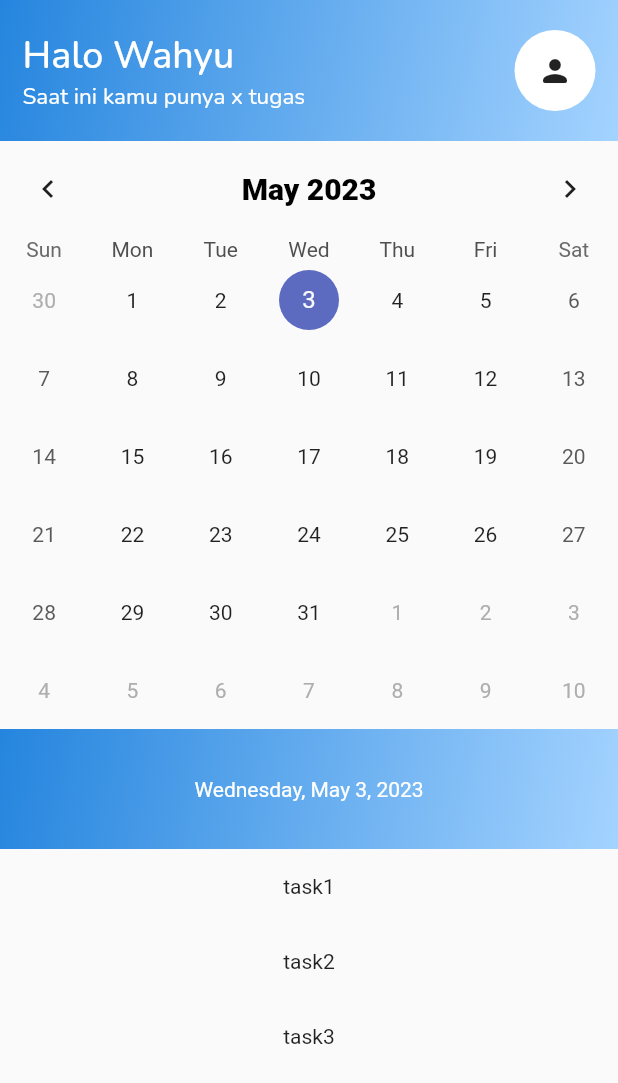
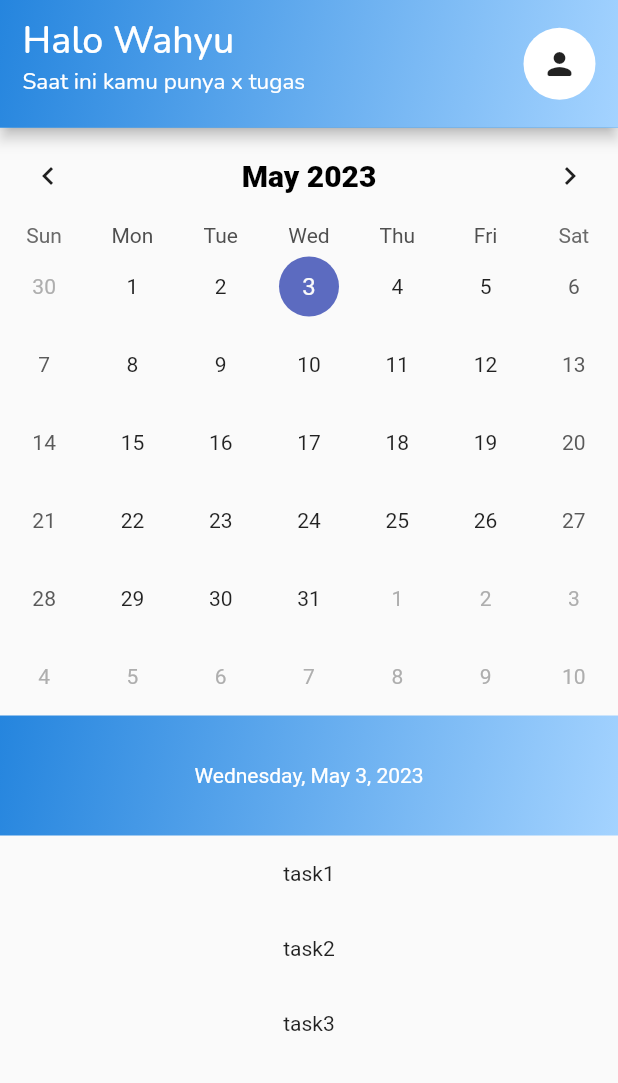
Before and after one commit to Kelompok3PmobUA/fixfixpalingceunah, a Flutter app: the CalenderPage screen opened directly, on a phone screen of 412 x 824 dp. Shown: the top 1083 px of the screen. Run offline on Flutter 3.47's test engine with Material 2 defaults, Android fonts, the phone set to English and light mode, and no system bars; drawn by our look-alikes of table_calendar; our stand-ins replace flutter_slidable, google_nav_bar, image_picker, page_transition; missing offline and left inert: dart:ffi.

```diff
--- a/lib/screens/calenderpage.dart
+++ b/lib/screens/calenderpage.dart
@@ -5,7 +5,6 @@ import 'package:google_nav_bar/google_nav_bar.dart';
 import 'package:project/screens/home.dart';
 import 'package:project/screens/social_page.dart';
 import 'package:intl/intl.dart';
-
 import '../utilities/publicAppBar.dart';
 
 class CalenderPage extends StatefulWidget {
@@ -29,10 +28,13 @@ class _CalenderPage extends State<CalenderPage> {
   @override
   Widget build(BuildContext context) {
     return Scaffold(
+      appBar: PreferredSize(
+        child: PublicAppBar(),
+        preferredSize: Size.fromHeight(85),
+      ),
       body: SafeArea(
         child: ListView(
           children: [
-            AppBars(elevation: 0, flexibleSpace: Container()),
             TableCalendar(
               firstDay: DateTime.utc(2010, 10, 20),
               lastDay: DateTime.utc(2040, 10, 20),
--- a/lib/screens/social_page.dart
+++ b/lib/screens/social_page.dart
@@ -20,6 +20,10 @@ class _SocialPage extends State<SocialPage> {
   @override
   Widget build(BuildContext context) {
     return Scaffold(
+      appBar: PreferredSize(
+        child: PublicAppBar(),
+        preferredSize: Size.fromHeight(85),
+      ),
       floatingActionButton: FloatingActionButton(
         // Adding task
         onPressed: () {
@@ -33,7 +37,6 @@ class _SocialPage extends State<SocialPage> {
       body: SafeArea(
         child: ListView(
           children: [
-            AppBars(elevation: 0, flexibleSpace: Container()),
             // Search Bar
             Row(mainAxisAlignment: MainAxisAlignment.spaceEvenly, children: [
               InkWell(
--- a/lib/utilities/publicAppBar.dart
+++ b/lib/utilities/publicAppBar.dart
@@ -1,13 +1,14 @@
 import 'package:flutter/material.dart';
 
-class AppBars extends StatelessWidget {
-  const AppBars(
-      {super.key, required int elevation, required Container flexibleSpace});
+class PublicAppBar extends StatelessWidget {
+  const PublicAppBar({super.key});
 
   @override
   Widget build(BuildContext context) {
-    return SafeArea(
-      child: Container(
+    return AppBar(
+      automaticallyImplyLeading: false,
+      flexibleSpace: FlexibleSpaceBar(
+        background: Container(
           decoration: BoxDecoration(
             gradient: LinearGradient(
               begin: Alignment.topLeft,
@@ -15,17 +16,19 @@ class AppBars extends StatelessWidget {
               colors: [
                 Color(0xFF2585DE),
                 Color(0xFFA4D3FF),
-              ]),
+              ],
             ),
+          ),
+          child: SafeArea(
             child: Padding(
-          padding: const EdgeInsets.symmetric(horizontal: 15),
+              padding: EdgeInsets.symmetric(horizontal: 15),
               child: Row(
                 mainAxisAlignment: MainAxisAlignment.spaceBetween,
                 children: [
                   Column(
                     crossAxisAlignment: CrossAxisAlignment.start,
                     children: [
-                  SizedBox(height: 20),
+                      SizedBox(height: 10),
                       // Profila Name
                       Text(
                         "Halo Wahyu",
@@ -50,24 +53,21 @@ class AppBars extends StatelessWidget {
 
                   // Profile Pict
                   Container(
-                  padding: EdgeInsets.all(15),
+                    padding: EdgeInsets.all(12),
                     decoration: BoxDecoration(
                       borderRadius: BorderRadius.circular(30),
                       color: Colors.white,
                     ),
                     child: Icon(
                       Icons.person_rounded,
-                  )),
+                    ),
+                  ),
                 ],
               ),
             ),
           ),
-      // elevation: 0,
-      // flexibleSpace: Container(
-      //   decoration: const BoxDecoration(
-
-      //   ),
-      // ),
+        ),
+      ),
     );
   }
 }
```
Lines whose indentation alone changed are shown as unchanged.
